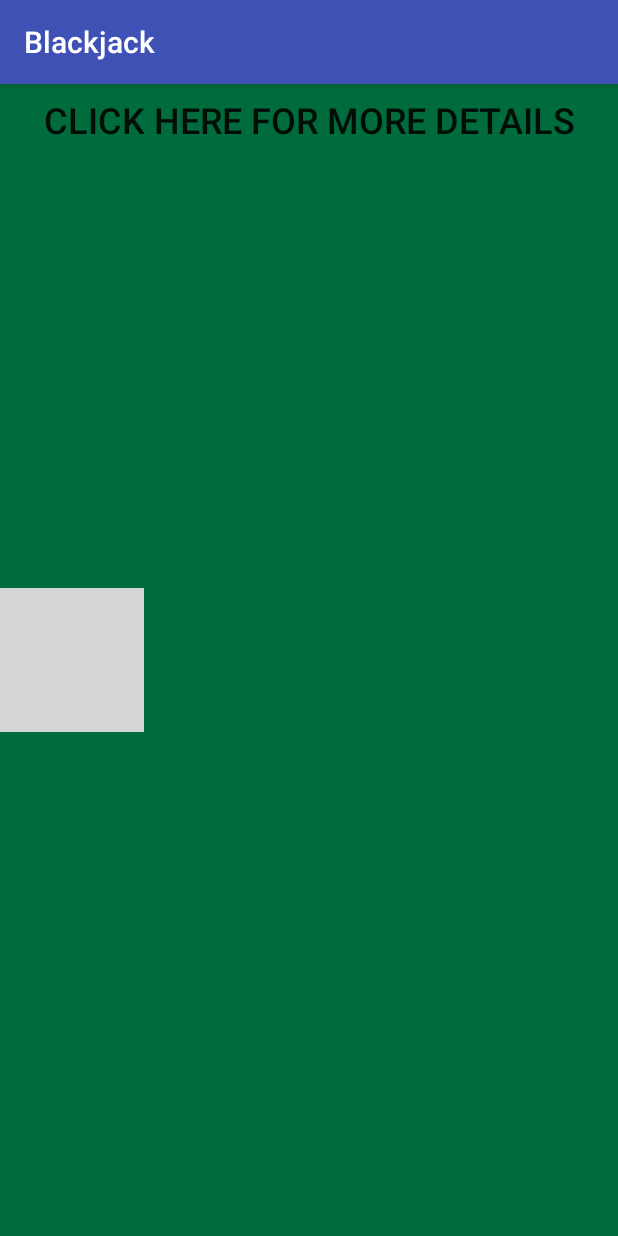
After one commit to jcthom72/Blackjack, an Android app: the BlackJackDetails screen opened directly, with no data from a screen before it, on a phone screen of 412 x 824 dp. The commit adds this screen. Run offline under Robolectric (Android 15) with nearby library versions, the phone set to English and light mode, and no system bars; grey boxes are pictures that could not be loaded.

Commit message:
Added a few images, made a menu activity, extra information activity, and the actual game activity

```diff
--- a/app/src/main/AndroidManifest.xml
+++ b/app/src/main/AndroidManifest.xml
@@ -15,6 +15,8 @@
                 <category android:name="android.intent.category.LAUNCHER" />
             </intent-filter>
         </activity>
+        <activity android:name=".BlackJackDetails" />
+        <activity android:name=".BlackjackGame"></activity>
     </application>
 
 </manifest>
--- /dev/null
+++ b/app/src/main/java/csci4020/shawnbickel/assignment1/blackjack/BlackJackDetails.java
@@ -0,0 +1,13 @@
+package csci4020.shawnbickel.assignment1.blackjack;
+
+import android.support.v7.app.AppCompatActivity;
+import android.os.Bundle;
+
+public class BlackJackDetails extends AppCompatActivity {
+
+    @Override
+    protected void onCreate(Bundle savedInstanceState) {
+        super.onCreate(savedInstanceState);
+        setContentView(R.layout.activity_black_jack_details);
+    }
+}
--- /dev/null
+++ b/app/src/main/res/layout/activity_black_jack_details.xml
@@ -0,0 +1,36 @@
+<?xml version="1.0" encoding="utf-8"?>
+<RelativeLayout xmlns:android="http://schemas.android.com/apk/res/android"
+    xmlns:app="http://schemas.android.com/apk/res-auto"
+    xmlns:tools="http://schemas.android.com/tools"
+    android:id="@+id/activity_black_jack_details"
+    android:layout_width="match_parent"
+    android:layout_height="match_parent"
+    tools:context="csci4020.shawnbickel.assignment1.blackjack.BlackJackDetails"
+    android:background="#006B3C">
+
+    <LinearLayout
+        android:layout_width="match_parent"
+        android:layout_height="wrap_content"
+        android:weightSum="1">
+
+        <Button
+            android:text="@string/details"
+            android:layout_width="wrap_content"
+            android:layout_height="wrap_content"
+            android:id="@+id/button5"
+            android:layout_weight="1"
+            android:background="#006B3C"
+            android:textSize="24sp" />
+    </LinearLayout>
+
+    <ImageView
+        android:layout_width="wrap_content"
+        android:layout_height="wrap_content"
+        app:srcCompat="@drawable/moreinformationimage"
+        android:id="@+id/imageView4"
+        android:layout_centerVertical="true"
+        android:layout_alignParentLeft="true"
+        android:layout_alignParentStart="true" />
+
+
+</RelativeLayout>
--- a/app/src/main/res/values/strings.xml
+++ b/app/src/main/res/values/strings.xml
@@ -3,4 +3,5 @@
     <string name="website">Learn about the Game</string>
     <string name="game">Play Blackjack</string>
     <string name="welcome">Welcome to Blackjack. The closer you are to 21 points the better your chances of winning. If you go over 21 points, you lose. Once you enter the game, you can place a bet.</string>
+    <string name="details">Click here for more details</string>
 </resources>
--- a/app/src/main/res/values/styles.xml
+++ b/app/src/main/res/values/styles.xml
@@ -1,7 +1,7 @@
 <resources>
 
     <!-- Base application theme. -->
-    <style name="AppTheme" parent="Theme.AppCompat.Light.DarkActionBar">
+    <style name="AppTheme" parent="Theme.AppCompat.DayNight.DarkActionBar">
         <!-- Customize your theme here. -->
         <item name="colorPrimary">@color/colorPrimary</item>
         <item name="colorPrimaryDark">@color/colorPrimaryDark</item>
```
Also changed, not shown: app/src/main/java/csci4020/shawnbickel/assignment1/blackjack/BlackjackGame.java (added, +13 -0 lines), app/src/main/res/layout/activity_blackjack_game.xml (added, +134 -0 lines), app/src/main/res/layout/activity_main.xml (+7 -2 lines), app/src/main/res/drawable/ThreeCard.png, app/src/main/res/drawable/TwoCard.png.
